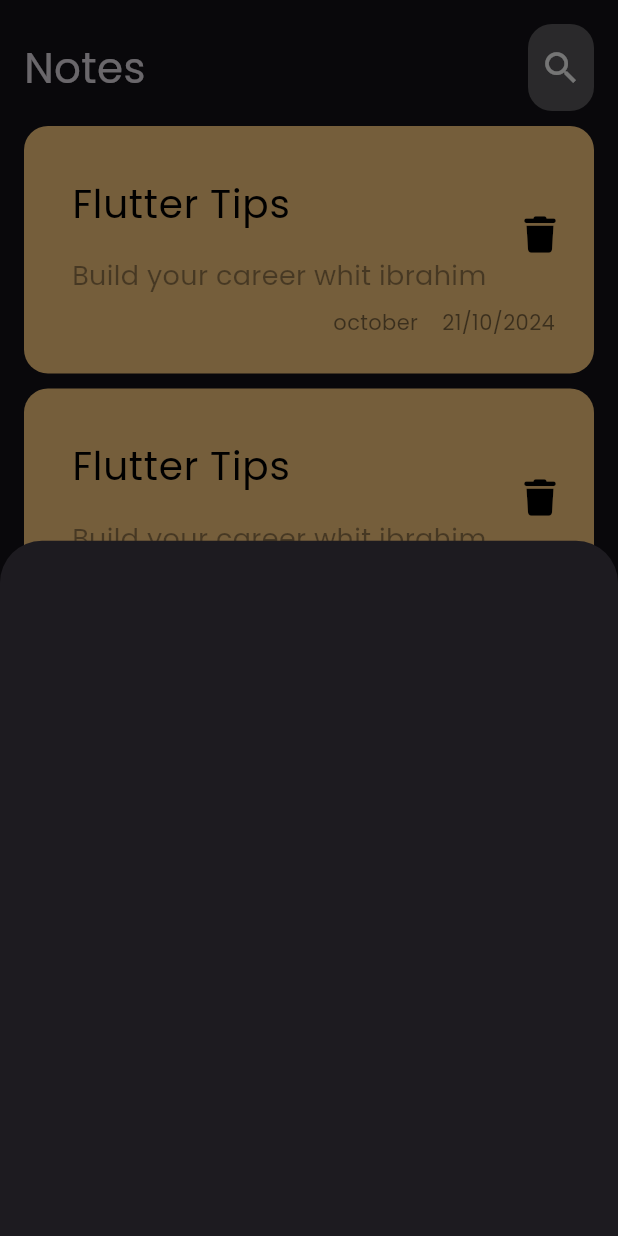
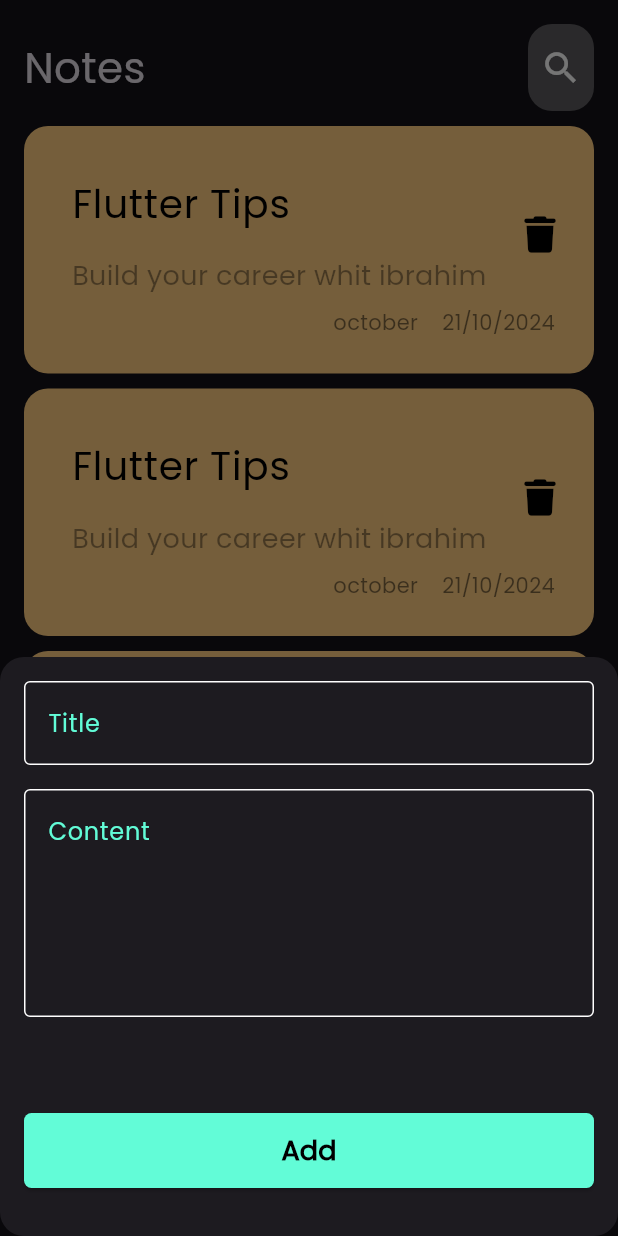
Before and after one commit to Ibrahim-Meshemshan/notes_app, a Flutter app: the screen it shows after launch, after a tap on the "add" icon, on a phone screen of 412 x 824 dp. Run offline on Flutter 3.47's test engine with Material 3 defaults, Android fonts, the phone set to English and light mode, and no system bars; our stand-ins replace font_awesome_flutter.

Commit message:
finish notes  bottom sheet

```diff
--- /dev/null
+++ b/lib/constants.dart
@@ -0,0 +1,3 @@
+import 'dart:ui';
+
+const kPrimaryColor = Color(0xff62fcd7);
--- a/lib/views/notes_view.dart
+++ b/lib/views/notes_view.dart
@@ -10,9 +10,12 @@ class NotesView extends StatelessWidget {
     return Scaffold(
       body: const NotesViewBody(),
       floatingActionButton: FloatingActionButton(
-        backgroundColor: Colors.deepPurple,
+        backgroundColor: Colors.cyan,
         onPressed: () {
           showModalBottomSheet(
+            shape: RoundedRectangleBorder(
+              borderRadius: BorderRadius.circular(16)
+            ),
             context: context,
             builder: (context) {
               return const AddNotesBottomSheet();
--- a/lib/views/widgets/add_notes_bottom_sheet.dart
+++ b/lib/views/widgets/add_notes_bottom_sheet.dart
@@ -1,12 +1,30 @@
 import 'package:flutter/material.dart';
+import 'package:notes_app/views/widgets/custom_button.dart';
+import 'package:notes_app/views/widgets/custom_form_filed.dart';
 
 class AddNotesBottomSheet extends StatelessWidget {
   const AddNotesBottomSheet({super.key});
 
   @override
   Widget build(BuildContext context) {
-    return Container(
-
+    return Form(
+      child: Padding(
+        padding: const EdgeInsets.symmetric(horizontal: 16.0),
+        child: SingleChildScrollView(
+          child: Column(
+            crossAxisAlignment: CrossAxisAlignment.stretch,
+            children: [
+              SizedBox(height: 16),
+              CustomFormFiled(text: 'Title'),
+              SizedBox(height: 16),
+              CustomFormFiled(text: 'Content', lines: 5),
+              SizedBox(height: 64),
+              CustomButton(),
+              SizedBox(height: 32),
+            ],
+          ),
+        ),
+      ),
     );
   }
 }
--- /dev/null
+++ b/lib/views/widgets/custom_button.dart
@@ -0,0 +1,27 @@
+import 'package:flutter/material.dart';
+import 'package:notes_app/constants.dart';
+
+class CustomButton extends StatelessWidget {
+  const CustomButton({super.key});
+
+  @override
+  Widget build(BuildContext context) {
+    return ElevatedButton(
+
+      style: ElevatedButton.styleFrom(
+        shape: RoundedRectangleBorder(
+          borderRadius: BorderRadius.circular(5)
+        ),
+        backgroundColor: kPrimaryColor,
+        padding: EdgeInsets.all(12),
+      ),
+      onPressed: () {
+
+      },
+      child: Text(
+        'Add',
+        style: TextStyle(color: Colors.black,fontSize: 18,fontWeight: FontWeight.bold),
+      ),
+    );
+  }
+}
--- /dev/null
+++ b/lib/views/widgets/custom_form_filed.dart
@@ -0,0 +1,31 @@
+import 'package:flutter/material.dart';
+import 'package:notes_app/constants.dart';
+
+class CustomFormFiled extends StatelessWidget {
+  String text;
+  int lines;
+  CustomFormFiled({required this.text, this.lines = 1});
+
+  @override
+  Widget build(BuildContext context) {
+    return TextFormField(
+      cursorColor: kPrimaryColor,
+      maxLines: lines,
+      decoration: InputDecoration(
+          hintText: text,
+          hintStyle:const TextStyle(color: kPrimaryColor),
+          focusedBorder:const OutlineInputBorder(
+              borderSide: BorderSide(color: kPrimaryColor)
+          ),
+          enabledBorder:const OutlineInputBorder(
+            borderSide: BorderSide(color: Colors.white)
+          ),
+          border: OutlineInputBorder(
+              borderRadius: BorderRadius.circular(8),
+              borderSide:const BorderSide(color: Colors.white),
+
+          )
+      ),
+    );
+  }
+}
--- a/lib/views/widgets/custom_search_icon.dart
+++ b/lib/views/widgets/custom_search_icon.dart
@@ -6,16 +6,18 @@ class CustomSearchIcon extends StatelessWidget {
   @override
   Widget build(BuildContext context) {
     return InkWell(
-      onTap: () {
-
-      },
+      onTap: () {},
       child: Container(
-        padding: EdgeInsets.symmetric(horizontal: 8,vertical: 15),
+        padding: const EdgeInsets.symmetric(horizontal: 8, vertical: 15),
         decoration: BoxDecoration(
             color: Colors.white.withOpacity(0.3),
-            borderRadius: BorderRadius.circular(16)
+            borderRadius: BorderRadius.circular(16)),
+        child: const Center(
+          child: Icon(
+            Icons.search,
+            size: 28,
+          ),
         ),
-        child: Center(child: Icon(Icons.search,size: 28,)),
       ),
     );
   }
```
